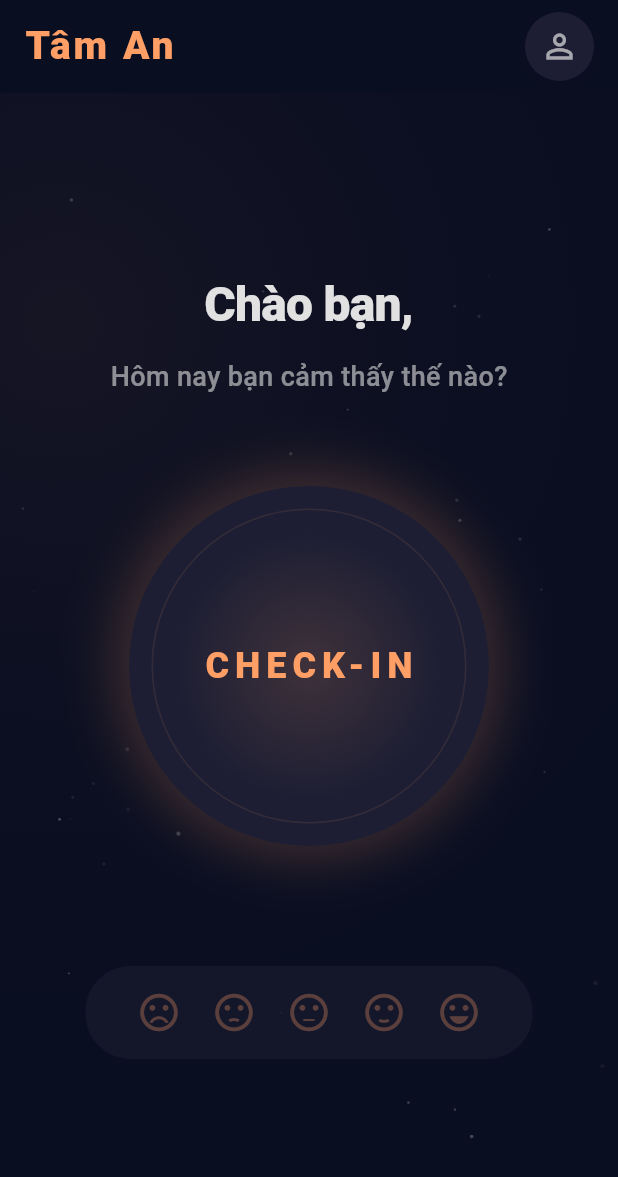
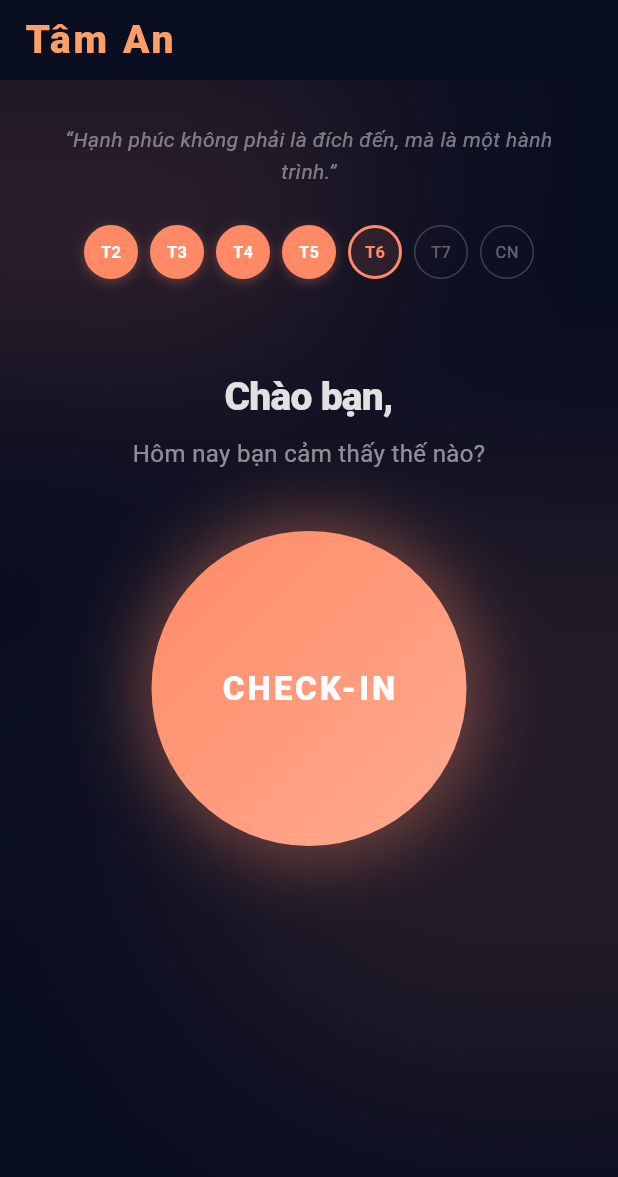
Before and after one commit to bihunganh/tam_an, a Flutter app: the MainScreen screen opened by its route, on a phone screen of 412 x 824 dp. Shown: the top 1177 px of the screen. Run offline on Flutter 3.47's test engine with Material 3 defaults, Android fonts, the phone set to English and light mode, and no system bars; drawn by our look-alikes of flutter_animate; our stand-ins replace cached_network_image, cloud_firestore, firebase_auth, firebase_core, firebase_storage, fl_chart and 7 more; accounts and stored records are empty.

Commit message:
[Update] Fixed bug

```diff
--- /dev/null
+++ b/tam_an/devtools_options.yaml
@@ -0,0 +1,3 @@
+description: This file stores settings for Dart & Flutter DevTools.
+documentation: https://docs.flutter.dev/tools/devtools/extensions#configure-extension-enablement-states
+extensions:
--- a/tam_an/lib/features/input_tracking/screens/home_screen.dart
+++ /dev/null
@@ -1,165 +0,0 @@
-import 'package:flutter/material.dart';
-import '../../../../core/constants/app_colors.dart';
-import '../../../../core/navigation/app_router.dart';
-import '../../../../data/models/user_model.dart';
-import '../../../../main_screen.dart';
-import '../../auth_system/screens/sign_in.dart';
-import '../../../../core/widgets/background_wrapper.dart';
-
-class HomeScreen extends StatelessWidget {
-  final UserModel? currentUser;
-
-  const HomeScreen({super.key, this.currentUser});
-
-  @override
-  Widget build(BuildContext context) {
-    final theme = Theme.of(context);
-    final primaryColor = theme.colorScheme.primary;
-
-    return BackgroundWrapper(
-      child: Center(
-        child: Column(
-          mainAxisAlignment: MainAxisAlignment.center,
-          children: [
-            TweenAnimationBuilder(
-              duration: const Duration(seconds: 1),
-              tween: Tween<double>(begin: 0, end: 1),
-              builder: (context, double value, child) {
-                return Opacity(
-                  opacity: value,
-                  child: Transform.translate(
-                    offset: Offset(0, 20 * (1 - value)),
-                    child: child,
-                  ),
-                );
-              },
-              child: Column(
-                children: [
-                  Text(
-                    currentUser == null
-                        ? "Chào bạn,"
-                        : "Chào ${currentUser!.username},",
-                    style: const TextStyle(
-                      fontSize: 32,
-                      fontWeight: FontWeight.w800,
-                      letterSpacing: -0.5,
-                    ),
-                  ),
-                  const SizedBox(height: 12),
-                  Text(
-                    "Hôm nay bạn cảm thấy thế nào?",
-                    style: TextStyle(
-                      color: theme.colorScheme.onSurface.withOpacity(0.6),
-                      fontSize: 18,
-                      fontWeight: FontWeight.w500,
-                    ),
-                  ),
-                ],
-              ),
-            ),
-
-            const SizedBox(height: 60),
-
-            // --- NÚT CHECK-IN NỔI BẬT ---
-            GestureDetector(
-              onTap: () {
-                if (currentUser == null) {
-                  AppRouter.push(context, const LoginScreen());
-                } else {
-                  AppRouter.push(context, const MainScreen(showNavBar: true));
-                }
-              },
-              child: Container(
-                width: 240,
-                height: 240,
-                decoration: BoxDecoration(
-                  shape: BoxShape.circle,
-                  color: theme.colorScheme.surface,
-                  boxShadow: [
-                    BoxShadow(
-                      color: primaryColor.withOpacity(0.2),
-                      blurRadius: 30,
-                      spreadRadius: 10,
-                    ),
-                  ],
-                ),
-                child: Stack(
-                  alignment: Alignment.center,
-                  children: [
-                    // Outer spinning-like ring
-                    Container(
-                      width: 210,
-                      height: 210,
-                      decoration: BoxDecoration(
-                        shape: BoxShape.circle,
-                        border: Border.all(
-                          color: primaryColor.withOpacity(0.1),
-                          width: 1,
-                        ),
-                      ),
-                    ),
-                    // Inner glow
-                    Container(
-                      width: 180,
-                      height: 180,
-                      decoration: BoxDecoration(
-                        shape: BoxShape.circle,
-                        gradient: RadialGradient(
-                          colors: [
-                            primaryColor.withOpacity(0.15),
-                            primaryColor.withOpacity(0.0),
-                          ],
-                        ),
-                      ),
-                    ),
-                    Text(
-                      "CHECK-IN",
-                      style: TextStyle(
-                        color: primaryColor,
-                        fontSize: 24,
-                        fontWeight: FontWeight.w900,
-                        letterSpacing: 4.0,
-                      ),
-                    ),
-                  ],
-                ),
-              ),
-            ),
-
-            const SizedBox(height: 80),
-
-            // --- CÁC ICON CẢM XÚC PHÍA DƯỚI ---
-            Container(
-              padding: const EdgeInsets.symmetric(horizontal: 24, vertical: 16),
-              decoration: BoxDecoration(
-                color: theme.colorScheme.surface.withOpacity(0.5),
-                borderRadius: BorderRadius.circular(30),
-              ),
-              child: Row(
-                mainAxisSize: MainAxisSize.min,
-                children: [
-                  _buildSmallIcon(Icons.sentiment_very_dissatisfied, primaryColor),
-                  _buildSmallIcon(Icons.sentiment_dissatisfied, primaryColor),
-                  _buildSmallIcon(Icons.sentiment_neutral, primaryColor),
-                  _buildSmallIcon(Icons.sentiment_satisfied, primaryColor),
-                  _buildSmallIcon(Icons.sentiment_very_satisfied, primaryColor),
-                ],
-              ),
-            ),
-          ],
-        ),
-      ),
-    );
-  }
-
-  Widget _buildSmallIcon(IconData icon, Color color) {
-    return Padding(
-      padding: const EdgeInsets.symmetric(horizontal: 10.0),
-      child: Icon(
-        icon,
-        color: color.withOpacity(0.3),
-        size: 30,
-      ),
-    );
-  }
-}
--- a/tam_an/lib/main_screen.dart
+++ b/tam_an/lib/main_screen.dart
@@ -1,23 +1,24 @@
 import 'package:flutter/material.dart';
+import 'dart:ui';
+import 'dart:convert';
+import 'package:provider/provider.dart';
+import 'package:cached_network_image/cached_network_image.dart';
+import 'package:flutter_animate/flutter_animate.dart';
+
+// Import core & services
 import 'core/constants/app_colors.dart';
 import 'core/navigation/app_router.dart';
 import 'core/services/auth_service.dart';
-import 'package:provider/provider.dart';
-import 'package:cached_network_image/cached_network_image.dart';
-import 'package:provider/provider.dart'; // Để dùng .read<UserProvider>
-import 'package:tam_an/core/services/checkin_service.dart'; // Để dùng CheckInService
-import 'package:tam_an/core/providers/user_provider.dart'; // Để dùng UserProvider
-import 'core/providers/user_provider.dart';
-import 'core/providers/theme_provider.dart'; // Thêm import này
+import 'package:tam_an/core/services/checkin_service.dart';
+import 'package:tam_an/core/providers/user_provider.dart';
+import 'package:tam_an/core/providers/theme_provider.dart';
+
+// Import screens
 import 'features/user_profile/screens/profile_screen.dart';
 import 'features/auth_system/screens/sign_in.dart';
 import 'features/input_tracking/widgets/custom_app_bar.dart';
-import 'dart:convert';
-
-// Import các màn hình con
 import 'features/input_tracking/screens/history_screen.dart';
 import 'features/input_tracking/screens/check_in_screen.dart';
-import 'features/input_tracking/screens/home_screen.dart';
 import 'features/analytics/screens/analysis_screen.dart';
 
 class MainScreen extends StatefulWidget {
@@ -27,7 +28,7 @@ class MainScreen extends StatefulWidget {
 
   const MainScreen({
     super.key,
-    this.showNavBar = false,
+    this.showNavBar = true,
     this.initialIndex = 0,
     this.showLoginSuccess = false,
   });
@@ -40,194 +41,233 @@ class _MainScreenState extends State<MainScreen> {
   late int _selectedIndex;
   final AuthService _authService = AuthService();
 
+  // Định nghĩa màu Cam đào chủ đạo cho toàn app
+  static const Color peachColor = Color(0xFFFF8A65);
+
   @override
   void initState() {
     super.initState();
     _selectedIndex = widget.initialIndex;
     WidgetsBinding.instance.addPostFrameCallback((_) {
-      final userId = context.read<UserProvider>().user?.uid; // Hoặc cách bạn lấy userId
-      if (userId != null) {
-        CheckInService().checkAndNotifyStreakLoss(userId);
+      final userId = context.read<UserProvider>().user?.uid;
+      if (userId != null) CheckInService().checkAndNotifyStreakLoss(userId);
+      if (widget.showLoginSuccess) _showSuccessSnackBar();
+    });
   }
-    });
-    if (widget.showLoginSuccess) {
-      WidgetsBinding.instance.addPostFrameCallback((_) {
+
+  void _showSuccessSnackBar() {
     ScaffoldMessenger.of(context).showSnackBar(
       SnackBar(
-            content: Row(
-              children: const [
-                Icon(Icons.check_circle, color: Colors.white),
-                SizedBox(width: 10),
-                Text("Đăng nhập thành công!"),
+        content: const Row(children: [Icon(Icons.check_circle, color: Colors.white), SizedBox(width: 10), Text("Chào mừng trở lại!")]),
+        backgroundColor: Colors.green,
+        behavior: SnackBarBehavior.floating,
+        shape: RoundedRectangleBorder(borderRadius: BorderRadius.circular(15)),
+      ),
+    );
+  }
+
+  // --- 1. TRANG TRÍ PHÍA TRÊN: QUOTE & STREAK ---
+  Widget _buildTopHealingSection(ThemeData theme) {
+    final List<String> weekDays = ['T2', 'T3', 'T4', 'T5', 'T6', 'T7', 'CN'];
+    final int todayWeekday = DateTime.now().weekday;
+
+    return Column(
+      children: [
+        Padding(
+          padding: const EdgeInsets.symmetric(horizontal: 40),
+          child: Text(
+            "“Hạnh phúc không phải là đích đến, mà là một hành trình.”",
+            textAlign: TextAlign.center,
+            style: TextStyle(
+              fontSize: 14,
+              fontStyle: FontStyle.italic,
+              color: theme.textTheme.bodyLarge?.color?.withOpacity(0.5),
+              height: 1.5,
+            ),
+          ).animate().fadeIn(duration: 1200.ms).slideY(begin: -0.2, end: 0),
+        ),
+        const SizedBox(height: 25),
+        Row(
+          mainAxisAlignment: MainAxisAlignment.center,
+          children: List.generate(7, (index) {
+            int dayNumber = index + 1;
+            bool isToday = dayNumber == todayWeekday;
+            bool isDone = dayNumber < todayWeekday;
+
+            return Container(
+              margin: const EdgeInsets.symmetric(horizontal: 4),
+              width: 36, height: 36,
+              decoration: BoxDecoration(
+                shape: BoxShape.circle,
+                color: isDone ? peachColor : (isToday ? peachColor.withOpacity(0.1) : Colors.transparent),
+                border: Border.all(
+                  color: (isDone || isToday) ? peachColor : theme.dividerColor.withOpacity(0.2),
+                  width: isToday ? 2 : 1,
+                ),
+                boxShadow: isDone ? [BoxShadow(color: peachColor.withOpacity(0.3), blurRadius: 6, offset: const Offset(0, 2))] : null,
+              ),
+              alignment: Alignment.center,
+              child: Text(
+                weekDays[index],
+                style: TextStyle(
+                  fontSize: 11,
+                  fontWeight: (isToday || isDone) ? FontWeight.bold : FontWeight.normal,
+                  color: isDone ? Colors.white : (isToday ? peachColor : theme.textTheme.bodyLarge?.color?.withOpacity(0.4)),
+                ),
+              ),
+            );
+          }),
+        ).animate().fadeIn(delay: 600.ms, duration: 800.ms),
+      ],
+    );
+  }
+
+  // --- 2. NÚT CHECK-IN NHỊP THỞ (ĐÃ ĐỒNG BỘ CAM ĐÀO) ---
+  Widget _buildBreathingButton(ThemeData theme) {
+    return Animate(
+      onPlay: (controller) => controller.repeat(reverse: true),
+      effects: [ScaleEffect(begin: const Offset(1, 1), end: const Offset(1.08, 1.08), duration: 2.seconds, curve: Curves.easeInOut)],
+      child: GestureDetector(
+        onTap: () => AppRouter.push(context, const CheckInScreen()),
+        child: Container(
+          width: 210, height: 210,
+          decoration: BoxDecoration(
+            shape: BoxShape.circle,
+            gradient: const LinearGradient(
+              colors: [peachColor, Color(0xFFFFAB91)], // Gradient từ cam đào sang cam nhạt
+              begin: Alignment.topLeft, end: Alignment.bottomRight,
+            ),
+            boxShadow: [
+              BoxShadow(color: peachColor.withOpacity(0.4), blurRadius: 40, spreadRadius: 8),
             ],
           ),
-            backgroundColor: Colors.green,
-            behavior: SnackBarBehavior.floating,
-            shape: RoundedRectangleBorder(borderRadius: BorderRadius.circular(10)),
+          child: const Center(
+            child: Text(
+              "CHECK-IN",
+              style: TextStyle(color: Colors.white, fontSize: 22, fontWeight: FontWeight.w900, letterSpacing: 2),
+            ),
+          ),
+        ),
       ),
     );
-      });
-    }
   }
 
-  // --- HÀM XỬ LÝ ĐĂNG XUẤT (Cập nhật màu Theme) ---
-  void _handleLogout() {
-    final theme = Theme.of(context);
-    showDialog(
-      context: context,
-      builder: (context) => AlertDialog(
-        backgroundColor: theme.colorScheme.surface, // Màu nền theo Theme
-        title: Text("Đăng xuất", style: TextStyle(color: theme.colorScheme.primary)),
-        content: Text("Bạn có chắc chắn muốn đăng xuất không?",
-            style: TextStyle(color: theme.textTheme.bodyMedium?.color)),
-        actions: [
-          TextButton(
-            onPressed: () => Navigator.pop(context),
-            child: const Text("Hủy", style: TextStyle(color: Colors.grey)),
-          ),
-          TextButton(
-            onPressed: () async {
-              Navigator.pop(context);
-              await _authService.signOut();
-              if (mounted) {
-                Provider.of<UserProvider>(context, listen: false).clear();
-                AppRouter.pushAndRemoveUntil(context, const LoginScreen());
-              }
-            },
-            child: const Text("Đồng ý", style: TextStyle(color: Colors.redAccent)),
-          ),
+  // --- 3. NỘI DUNG CHÍNH ---
+  Widget _buildHomeContent(ThemeData theme, dynamic user) {
+    return SingleChildScrollView(
+      physics: const BouncingScrollPhysics(),
+      child: Column(
+        children: [
+          const SizedBox(height: 30),
+          _buildTopHealingSection(theme),
+          const SizedBox(height: 60),
+          Text(
+            user == null ? "Chào bạn," : "Chào ${user.username},",
+            style: TextStyle(fontSize: 26, fontWeight: FontWeight.w900, color: theme.textTheme.bodyLarge?.color, letterSpacing: -0.5),
+          ).animate().fadeIn(duration: 800.ms).slideY(begin: 0.2, end: 0),
+          const SizedBox(height: 8),
+          Text(
+            "Hôm nay bạn cảm thấy thế nào?",
+            style: TextStyle(fontSize: 16, color: theme.textTheme.bodyLarge?.color?.withOpacity(0.6)),
+          ).animate().fadeIn(delay: 400.ms, duration: 800.ms),
+          const SizedBox(height: 40),
+          _buildBreathingButton(theme),
+          const SizedBox(height: 120),
         ],
       ),
     );
   }
 
-  void _onItemTapped(int index) {
-    setState(() {
-      _selectedIndex = index;
-    });
+  @override
+  Widget build(BuildContext context) {
+    final theme = Theme.of(context);
+    final user = Provider.of<UserProvider>(context).user;
+    final isDark = theme.brightness == Brightness.dark;
+
+    return Scaffold(
+      extendBody: true,
+      backgroundColor: theme.scaffoldBackgroundColor,
+      appBar: CustomAppBar(
+        actionWidget: _buildUserIcon(theme, user),
+        onLogoTap: () => setState(() => _selectedIndex = 0),
+      ),
+      body: Stack(
+        children: [
+          // Hiệu ứng Blob nền cho cả 2 chế độ
+          Positioned(top: -100, left: -50, child: Container(width: 300, height: 300, decoration: BoxDecoration(shape: BoxShape.circle, color: peachColor.withOpacity(0.15)))),
+          Positioned(bottom: 100, right: -100, child: Container(width: 400, height: 400, decoration: BoxDecoration(shape: BoxShape.circle, color: peachColor.withOpacity(0.1)))),
+          BackdropFilter(filter: ImageFilter.blur(sigmaX: 70, sigmaY: 70), child: Container(color: Colors.transparent)),
+
+          SafeArea(
+            bottom: false,
+            child: _selectedIndex == 0
+                ? _buildHomeContent(theme, user)
+                : _buildCurrentScreen(user),
+          ),
+        ],
+      ),
+      bottomNavigationBar: widget.showNavBar ? _buildGlassBottomBar(theme) : null,
+    );
   }
 
-  // --- ICON USER AppBar (Cập nhật màu Theme) ---
-  Widget? _buildUserIcon() {
-    final user = Provider.of<UserProvider>(context).user;
-    final theme = Theme.of(context);
-    if (user == null) return null;
-
-    return PopupMenuButton<String>(
-      onSelected: (value) {
-        if (value == 'profile') {
-          AppRouter.push(context, ProfileScreen(user: user));
-        } else if (value == 'logout') {
-          _handleLogout();
-        }
-      },
-      color: theme.colorScheme.surface, // Màu Popup theo theme
-      offset: const Offset(0, 50),
-      itemBuilder: (context) => [
-        PopupMenuItem(
-          value: 'profile',
-          child: Row(children: [
-            Icon(Icons.person, color: theme.colorScheme.primary),
-            const SizedBox(width: 10),
-            Text("Hồ sơ", style: TextStyle(color: theme.textTheme.bodyLarge?.color))
-          ]),
+  // --- CÁC PHẦN PHỤ TRỢ ---
+  Widget _buildGlassBottomBar(ThemeData theme) {
+    return Container(
+      margin: const EdgeInsets.fromLTRB(24, 0, 24, 24),
+      height: 70,
+      decoration: BoxDecoration(
+        color: theme.brightness == Brightness.light ? Colors.white.withOpacity(0.6) : Colors.black.withOpacity(0.4),
+        borderRadius: BorderRadius.circular(35),
+        border: Border.all(color: Colors.white.withOpacity(0.2), width: 1.5),
       ),
-        PopupMenuItem(
-          value: 'logout',
-          child: Row(children: [
-            const Icon(Icons.logout, color: Colors.redAccent),
-            const SizedBox(width: 10),
-            Text("Đăng xuất", style: TextStyle(color: theme.textTheme.bodyLarge?.color))
-          ]),
+      child: ClipRRect(
+        borderRadius: BorderRadius.circular(35),
+        child: BackdropFilter(
+          filter: ImageFilter.blur(sigmaX: 15, sigmaY: 15),
+          child: BottomNavigationBar(
+            backgroundColor: Colors.transparent,
+            elevation: 0,
+            currentIndex: _selectedIndex,
+            onTap: (index) => setState(() => _selectedIndex = index),
+            selectedItemColor: peachColor, // Tab được chọn luôn có màu Cam đào
+            unselectedItemColor: theme.hintColor.withOpacity(0.4),
+            showSelectedLabels: false,
+            showUnselectedLabels: false,
+            type: BottomNavigationBarType.fixed,
+            items: const [
+              BottomNavigationBarItem(icon: Icon(Icons.home_rounded, size: 28), label: ''),
+              BottomNavigationBarItem(icon: Icon(Icons.calendar_month_rounded, size: 28), label: ''),
+              BottomNavigationBarItem(icon: Icon(Icons.insights_rounded, size: 28), label: ''),
+            ],
           ),
-      ],
-      child: Container(
-        padding: const EdgeInsets.all(2),
-        decoration: BoxDecoration(
-          shape: BoxShape.circle,
-          border: Border.all(color: theme.colorScheme.primary, width: 2),
-        ),
-        child: CircleAvatar(
-          radius: 16,
-          backgroundColor: Colors.grey[400],
-          backgroundImage: (user.avatarUrl != null && user.avatarUrl!.isNotEmpty)
-              ? (user.avatarUrl!.startsWith('http')
-              ? CachedNetworkImageProvider(user.avatarUrl!)
-              : MemoryImage(base64Decode(user.avatarUrl!)))
-              : null,
-          child: (user.avatarUrl == null || user.avatarUrl!.isEmpty)
-              ? Text(
-            user.username[0].toUpperCase(),
-            style: TextStyle(color: theme.colorScheme.onPrimary, fontWeight: FontWeight.bold, fontSize: 14),
-          )
-              : null,
         ),
       ),
     );
   }
 
-  Widget _buildCurrentScreen() {
-    final user = Provider.of<UserProvider>(context).user;
-    switch (_selectedIndex) {
-      case 0:
-        return widget.showNavBar ? const CheckInScreen() : HomeScreen(currentUser: user);
-      case 1:
-        return const HistoryScreen();
-      case 2:
-        return const AnalysisScreen();
-      default:
-        return HomeScreen(currentUser: user);
-    }
-  }
-
-  @override
-  Widget build(BuildContext context) {
-    final theme = Theme.of(context); // Khởi tạo theme để dùng bên dưới
-
-    return WillPopScope(
-      onWillPop: () async {
-        if (_selectedIndex != 0) {
-          setState(() => _selectedIndex = 0);
-          return false;
-        }
-        return true;
-      },
-      child: Scaffold(
-        backgroundColor: theme.scaffoldBackgroundColor, // Đổi màu nền tự động
-        appBar: CustomAppBar(
-          actionWidget: _buildUserIcon(),
-          onLogoTap: () {
-            if (Navigator.canPop(context)) {
-              Navigator.pop(context);
-            } else {
-              setState(() => _selectedIndex = 0);
-            }
-          },
+  Widget _buildUserIcon(ThemeData theme, dynamic user) {
+    if (user == null) return const SizedBox();
+    return GestureDetector(
+      onTap: () => AppRouter.push(context, ProfileScreen(user: user)), // Nhấn vào là đi sửa hồ sơ luôn
+      child: Container(
+        margin: const EdgeInsets.only(right: 15),
+        decoration: BoxDecoration(shape: BoxShape.circle, border: Border.all(color: peachColor.withOpacity(0.5), width: 1.5)),
+        child: CircleAvatar(
+          radius: 18, backgroundColor: Colors.grey[300],
+          backgroundImage: (user.avatarUrl?.isNotEmpty ?? false)
+              ? (user.avatarUrl!.startsWith('http') ? CachedNetworkImageProvider(user.avatarUrl!) : MemoryImage(base64Decode(user.avatarUrl!)) as ImageProvider)
+              : null,
+          child: (user.avatarUrl?.isEmpty ?? true) ? Text(user.username[0].toUpperCase(), style: const TextStyle(fontSize: 12)) : null,
         ),
-
-        body: SafeArea(
-          child: _buildCurrentScreen(),
-        ),
-
-        bottomNavigationBar: widget.showNavBar
-            ? BottomNavigationBar(
-          backgroundColor: theme.bottomNavigationBarTheme.backgroundColor, // Theo Theme
-          selectedItemColor: theme.bottomNavigationBarTheme.selectedItemColor, // Xanh hoặc Vàng
-          unselectedItemColor: theme.bottomNavigationBarTheme.unselectedItemColor,
-          showSelectedLabels: false,
-          showUnselectedLabels: false,
-          iconSize: 28,
-          elevation: 10,
-          currentIndex: _selectedIndex,
-          onTap: _onItemTapped,
-          items: const [
-            BottomNavigationBarItem(icon: Icon(Icons.home_filled), label: 'Home'),
-            BottomNavigationBarItem(icon: Icon(Icons.calendar_today), label: 'Calendar'),
-            BottomNavigationBarItem(icon: Icon(Icons.bar_chart_rounded), label: 'Chart'),
-          ],
-        )
-            : null,
       ),
     );
   }
+
+  Widget _buildCurrentScreen(dynamic user) {
+    switch (_selectedIndex) {
+      case 1: return const HistoryScreen();
+      case 2: return const AnalysisScreen();
+      default: return const SizedBox.shrink();
     }
+  }
+}
--- a/tam_an/pubspec.yaml
+++ b/tam_an/pubspec.yaml
@@ -58,6 +58,7 @@ dependencies:
   cached_network_image: ^3.2.3
   smooth_page_indicator: ^1.1.0
   shared_preferences: ^2.2.2
+  flutter_animate: ^4.5.2
 
 dev_dependencies:
   flutter_test:
```
Also changed, not shown: tam_an/lib/features/input_tracking/screens/check_in_screen.dart (+115 -69 lines), tam_an/pubspec.lock, 1 other file. Lines whose indentation alone changed are shown as unchanged.
